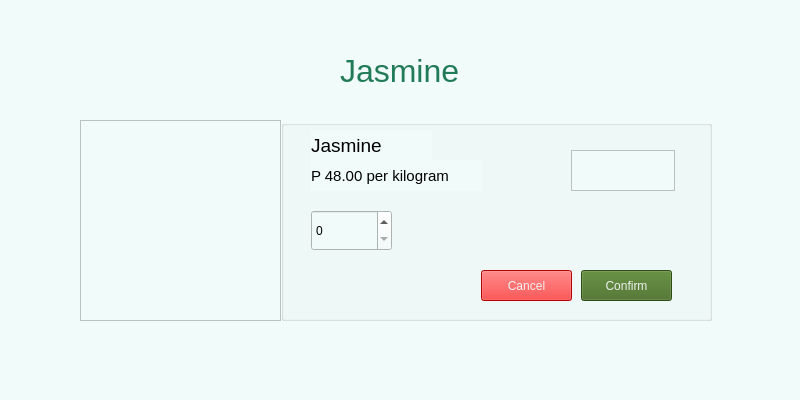
Above: UI folder/thesisUIform2.3(Jasmine).ui from Dann-Joseph123/grainMate before the change. Below: the same form after it.
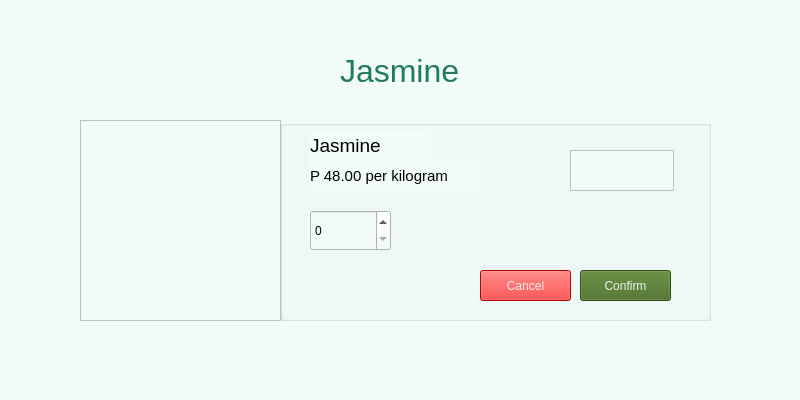
That is the form after the change.

Commit message: finished order forms

What changed in the file:
```diff
--- a/UI folder/thesisUIform2.3(Jasmine).ui
+++ b/UI folder/thesisUIform2.3(Jasmine).ui
@@ -19,7 +19,7 @@
   <widget class="QGroupBox" name="sinandomengGroupBox">
    <property name="geometry">
     <rect>
-     <x>281</x>
+     <x>280</x>
      <y>120</y>
      <width>431</width>
      <height>201</height>
```
The commit also changes 5 other files.
